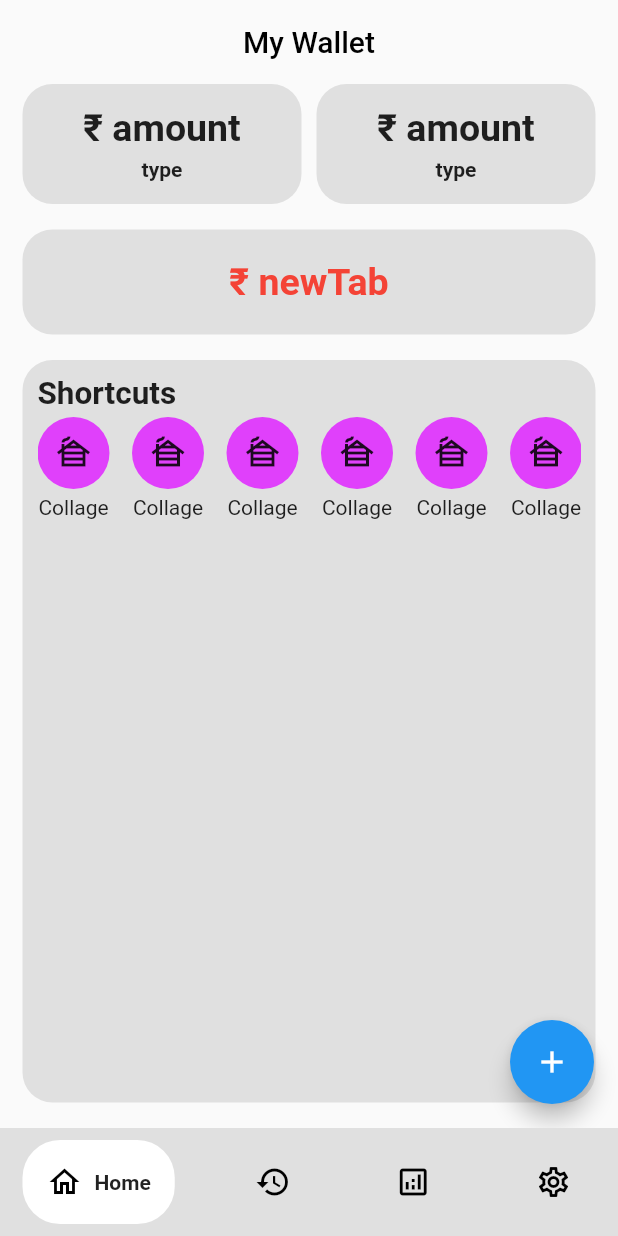
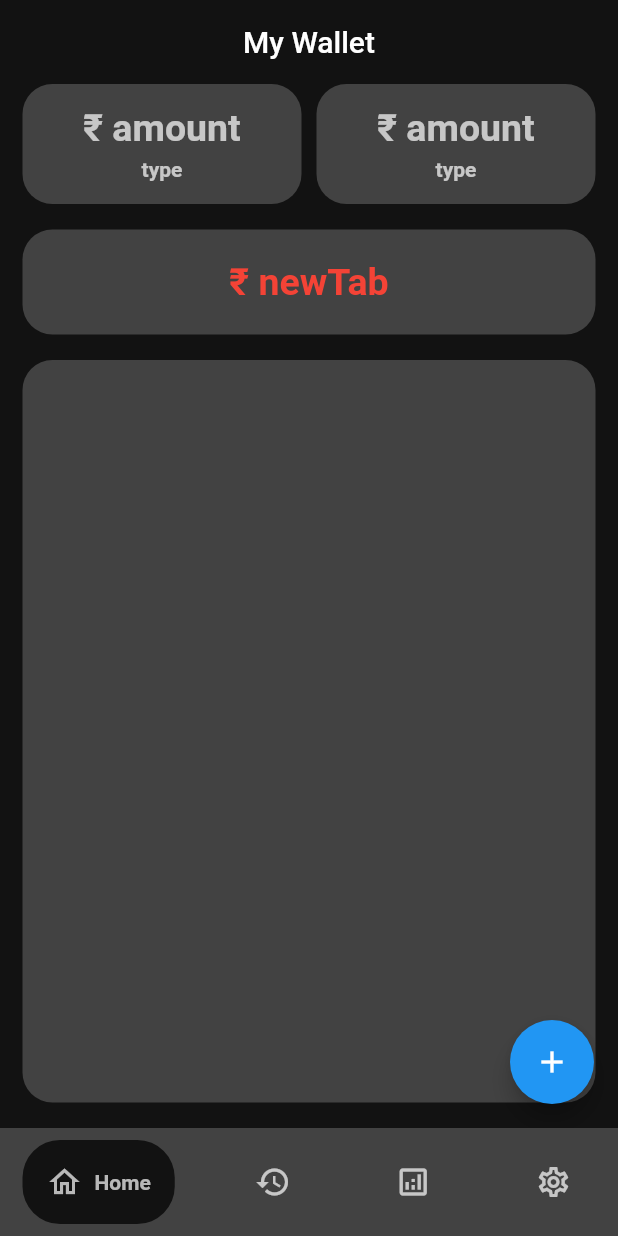
Before and after one commit to AustinJNilavoor/Wallet, a Flutter app: the screen it shows after launch, on a phone screen of 412 x 824 dp. Run offline on Flutter 3.47's test engine with Material 2 defaults, Android fonts, the phone set to English and light mode, and no system bars; drawn by our look-alikes of google_nav_bar.

Commit message:
black theme

```diff
--- a/lib/Pages/homepage.dart
+++ b/lib/Pages/homepage.dart
@@ -18,6 +18,7 @@ class _HomePageState extends State<HomePage> {
     const color = Colors.red;
     // Singlechildscrollview
     return Scaffold(
+      backgroundColor: Color(0xff121212),
       floatingActionButton: FloatingActionButton(
         onPressed: () {},
         child: const Icon(Icons.add),
@@ -39,7 +40,7 @@ class _HomePageState extends State<HomePage> {
             width: width + 10,
             decoration: BoxDecoration(
                 borderRadius: BorderRadius.circular(20.0),
-                color: Colors.grey.shade300),
+                color: Colors.grey.shade800),
             child: const Center(
               child: Text(
                 '₹ newTab',
@@ -56,40 +57,42 @@ class _HomePageState extends State<HomePage> {
             width: width + 10,
             decoration: BoxDecoration(
                 borderRadius: BorderRadius.circular(20.0),
-                color: Colors.grey.shade300),
-            child: Column(
-              crossAxisAlignment: CrossAxisAlignment.start,
-              children: [
-                const Padding(
-                  padding: EdgeInsets.only(left: 10,top: 10),
-                  child: Text('Shortcuts',style: TextStyle(fontSize: 21,fontWeight: FontWeight.bold),),
-                ),
-                Padding(
-                  padding: const EdgeInsets.symmetric(horizontal: 10),
-                  child: Container(
-                    child: SingleChildScrollView(
-                      scrollDirection: Axis.horizontal,
-                      child: Row(
-
-                        children: [
-                          buildButton(text: 'Collage'),
-                          buildButton(text: 'Collage'),
-                          buildButton(text: 'Collage'),
-                          buildButton(text: 'Collage'),
-                          buildButton(text: 'Collage'),
-                          buildButton(text: 'Collage'),
-                          buildButton(text: 'Collage'),
-                          buildButton(text: 'Collage'),
-                          buildButton(text: 'Collage'),
-                          buildButton(text: 'Collage'),
-                          buildButton(text: 'Collage'),
-                        ],
-                      ),
-                    ),
-                  ),
-                )
-              ],
-            ),
+                color: Colors.grey.shade800),
+            // child: Column(
+            //   crossAxisAlignment: CrossAxisAlignment.start,
+            //   children: [
+            //     const Padding(
+            //       padding: EdgeInsets.only(left: 10, top: 10),
+            //       child: Text(
+            //         'Shortcuts',
+            //         style: TextStyle(fontSize: 21, fontWeight: FontWeight.bold),
+            //       ),
+            //     ),
+            //     Padding(
+            //       padding: const EdgeInsets.symmetric(horizontal: 10),
+            //       child: Container(
+            //         child: SingleChildScrollView(
+            //           scrollDirection: Axis.horizontal,
+            //           child: Row(
+            //             children: [
+            //               buildButton(text: 'Collage'),
+            //               buildButton(text: 'Collage'),
+            //               buildButton(text: 'Collage'),
+            //               buildButton(text: 'Collage'),
+            //               buildButton(text: 'Collage'),
+            //               buildButton(text: 'Collage'),
+            //               buildButton(text: 'Collage'),
+            //               buildButton(text: 'Collage'),
+            //               buildButton(text: 'Collage'),
+            //               buildButton(text: 'Collage'),
+            //               buildButton(text: 'Collage'),
+            //             ],
+            //           ),
+            //         ),
+            //       ),
+            //     )
+            //   ],
+            // ),
           )),
           const SizedBox(
             height: 17,
@@ -106,7 +109,7 @@ class _HomePageState extends State<HomePage> {
       margin: const EdgeInsets.only(left: 5, right: 5),
       decoration: BoxDecoration(
           borderRadius: BorderRadius.circular(20.0),
-          color: Colors.grey.shade300),
+          color: Colors.grey.shade800),
       child: Column(
         crossAxisAlignment: CrossAxisAlignment.center,
         mainAxisAlignment: MainAxisAlignment.center,
@@ -116,7 +119,10 @@ class _HomePageState extends State<HomePage> {
             child: Text(
               '₹ amount',
               // Change text size
-              style: TextStyle(fontSize: 25, fontWeight: FontWeight.bold),
+              style: TextStyle(
+                  fontSize: 25,
+                  fontWeight: FontWeight.bold,
+                  color: Colors.white70),
             ),
           ),
           SizedBox(
@@ -127,7 +133,10 @@ class _HomePageState extends State<HomePage> {
             child: Text(
               // Change text size
               "type",
-              style: TextStyle(fontSize: 14, fontWeight: FontWeight.bold),
+              style: TextStyle(
+                  fontSize: 14,
+                  fontWeight: FontWeight.bold,
+                  color: Colors.white70),
             ),
           )
         ],
@@ -149,7 +158,7 @@ class _HomePageState extends State<HomePage> {
             children: [
               Container(
                   decoration: BoxDecoration(
-                      color: Colors.purpleAccent,
+                      color: Colors.grey,
                       borderRadius: BorderRadius.circular(50)),
                   child: const Padding(
                     padding: EdgeInsets.all(12.0),
--- a/lib/Pages/settingspage.dart
+++ b/lib/Pages/settingspage.dart
@@ -10,6 +10,7 @@ class SettingsPage extends StatefulWidget {
 class _SettingsPageState extends State<SettingsPage> {
   @override
   Widget build(BuildContext context) {
-    return const Center(child: Text("Settings Page"));
+    return const Center(
+        child: Text("Settings Page", style: TextStyle(color: Colors.white70)));
   }
 }
--- a/lib/main.dart
+++ b/lib/main.dart
@@ -38,18 +38,18 @@ class _MainWidState extends State<MainWid> {
   @override
   Widget build(BuildContext context) {
     return Scaffold(
+      backgroundColor: const Color(0xff121212),
       appBar: AppBar(
         backgroundColor: const Color(0x00000000),
         elevation: 0.0,
         title: const Text(
           'My Wallet',
-          style: TextStyle(color: Colors.black),
         ),
         centerTitle: true,
       ),
       body: pages[index],
       bottomNavigationBar: Container(
-        color: Colors.grey.shade300,
+        color: Colors.grey.shade800,
         child: Padding(
           padding: const EdgeInsets.symmetric(vertical: 8, horizontal: 15),
           child: GNav(
@@ -58,8 +58,11 @@ class _MainWidState extends State<MainWid> {
                   }),
               // iconSize: 21,
               gap: 8,
-              tabBackgroundColor: Colors.white,
-              backgroundColor: Colors.grey.shade300,
+
+              tabBackgroundColor: const Color(0xff121212),
+              activeColor: Colors.white70,
+              color: Colors.white70,
+              backgroundColor: Colors.grey.shade800,
               tabBorderRadius: 25,
               padding: const EdgeInsets.all(16),
               tabs: const [
```
Also changed, not shown: lib/Pages/history.dart (+5 -3 lines), lib/Pages/menupage.dart (+26 -16 lines).
